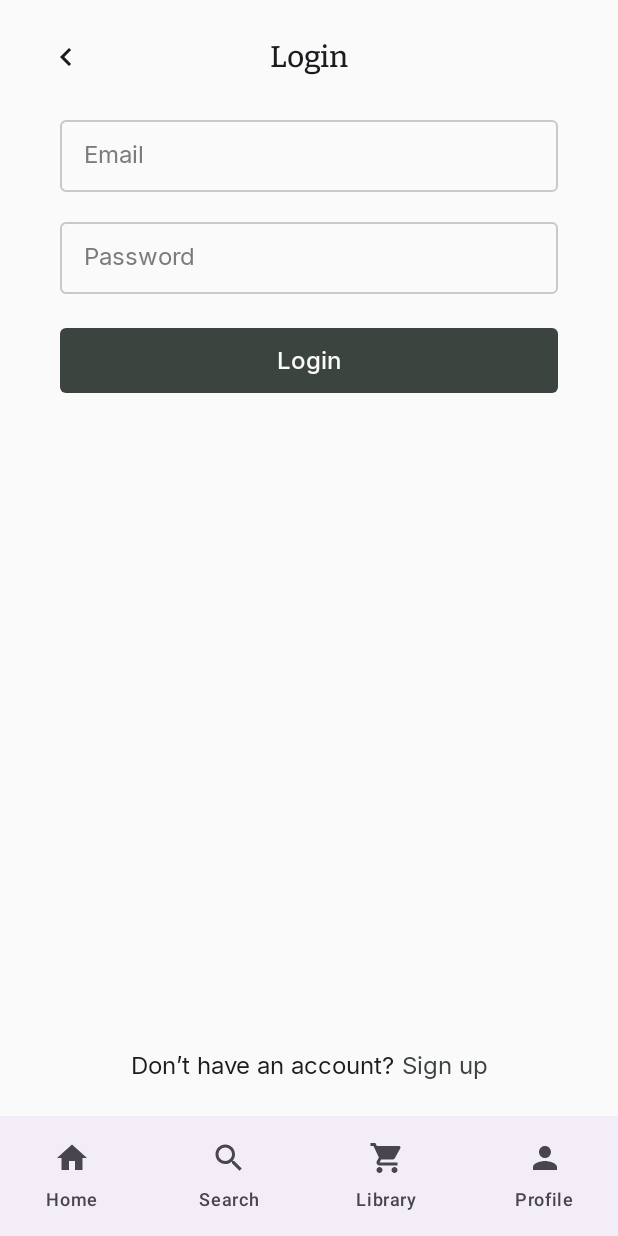
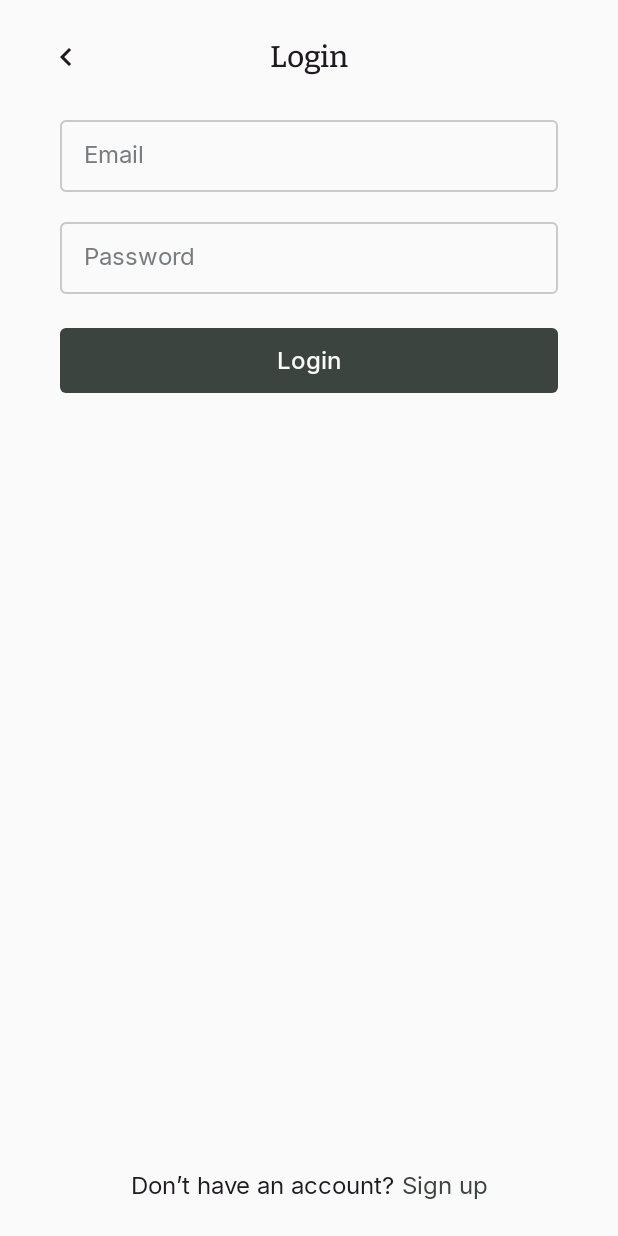
Before and after one commit to yanxyw/loop-mobile, an Android app built with Jetpack Compose: the screen it shows after launch (MainActivity), after a tap on "Login", on a phone screen of 412 x 824 dp. Run offline under Robolectric (Android 15) with nearby library versions, the phone set to English and light mode, and no system bars.

Commit message:
Hide navigation on auth screens android

```diff
--- a/androidApp/src/main/kotlin/com/loop/mobile/presentation/MainScreen.kt
+++ b/androidApp/src/main/kotlin/com/loop/mobile/presentation/MainScreen.kt
@@ -22,8 +22,13 @@ fun MainScreen(themeManager: ThemeManager) {
     val navBackStackEntry by navController.currentBackStackEntryAsState()
     val currentRoute = navBackStackEntry?.destination?.route
 
+    // Check if current screen is an auth screen
+    val isAuthScreen = currentRoute?.startsWith("auth/") == true
+    val shouldShowBottomNav = !isAuthScreen
+
     Scaffold(
         bottomBar = {
+            if (shouldShowBottomNav) {
                 NavigationBar {
                     screens.forEach { screen ->
                         NavigationBarItem(
@@ -43,7 +48,12 @@ fun MainScreen(themeManager: ThemeManager) {
                     }
                 }
             }
+        }
     ) { padding ->
-        NavGraph(navController = navController, modifier = Modifier.padding(padding), themeManager = themeManager)
+        NavGraph(
+            navController = navController,
+            modifier = if (shouldShowBottomNav) Modifier.padding(padding) else Modifier,
+            themeManager = themeManager
+        )
     }
 }
--- a/androidApp/src/main/kotlin/com/loop/mobile/presentation/navigation/Screen.kt
+++ b/androidApp/src/main/kotlin/com/loop/mobile/presentation/navigation/Screen.kt
@@ -1,6 +1,7 @@
 package com.loop.mobile.presentation.navigation
 
 import androidx.compose.material.icons.Icons
+import androidx.compose.material.icons.filled.AccountCircle
 import androidx.compose.material.icons.filled.Home
 import androidx.compose.material.icons.filled.Lock
 import androidx.compose.material.icons.filled.Person
@@ -13,5 +14,6 @@ sealed class Screen(val route: String, val label: String, val icon: ImageVector)
     data object Search : Screen("search", "Search", Icons.Default.Search)
     data object Library : Screen("library", "Library", Icons.Default.ShoppingCart)
     data object Profile : Screen("profile", "Profile", Icons.Default.Person)
-    data object Login : Screen("login", "Login", Icons.Default.Lock)
+    data object Login : Screen("auth/login", "Login", Icons.Default.Lock)
+    data object Register : Screen("auth/register", "Register", Icons.Default.AccountCircle)
 }
```
Lines whose indentation alone changed are shown as unchanged.
